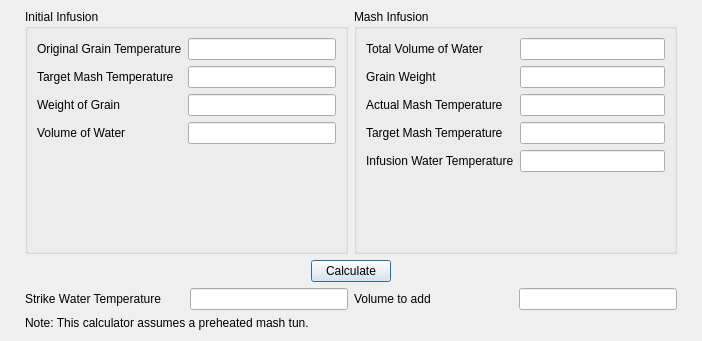
Qt form ui/strikeWaterDialog.ui (Brewken/brewken) before a commit.
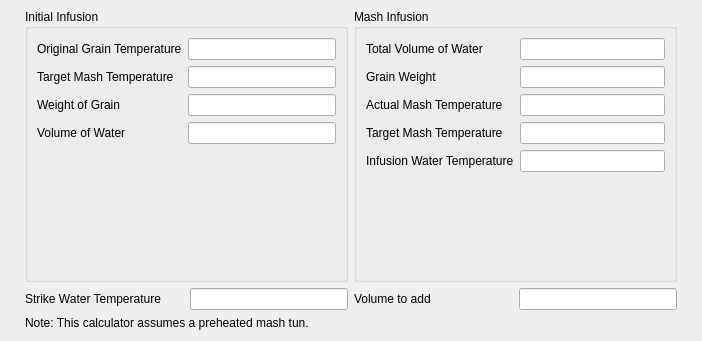
The same form after that commit. Custom widgets are drawn as their Qt base class.

Patch:
```diff
--- a/ui/strikeWaterDialog.ui
+++ b/ui/strikeWaterDialog.ui
@@ -261,38 +261,6 @@
      </item>
     </layout>
    </item>
-   <item>
-    <layout class="QHBoxLayout" name="horizontalLayout">
-     <item>
-      <widget class="QPushButton" name="pushButton_calculate">
-       <property name="sizePolicy">
-        <sizepolicy hsizetype="Fixed" vsizetype="Fixed">
-         <horstretch>0</horstretch>
-         <verstretch>0</verstretch>
-        </sizepolicy>
-       </property>
-       <property name="toolTip">
-        <string>Calculate</string>
-       </property>
-       <property name="text">
-        <string>Calculate</string>
-       </property>
-       <property name="iconSize">
-        <size>
-         <width>24</width>
-         <height>24</height>
-        </size>
-       </property>
-       <property name="autoDefault">
-        <bool>false</bool>
-       </property>
-       <property name="default">
-        <bool>true</bool>
-       </property>
-      </widget>
-     </item>
-    </layout>
-   </item>
    <item>
     <layout class="QHBoxLayout" name="results">
      <item>
```
